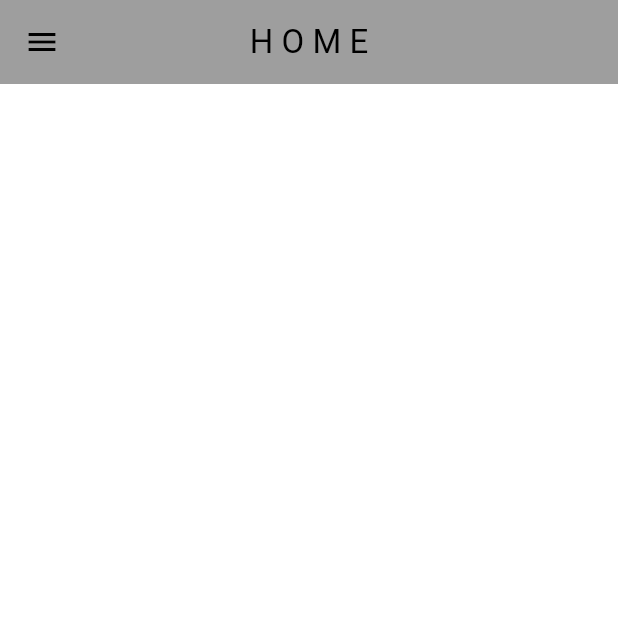
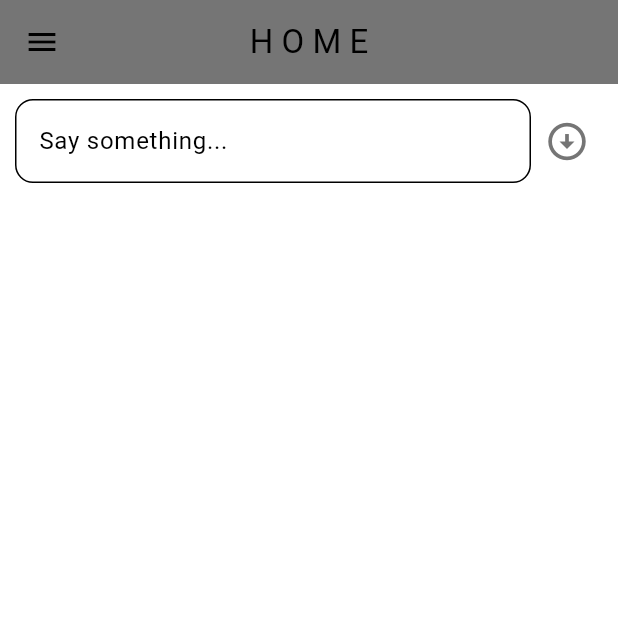
Before and after one commit to 1leary1/flutter-social_app, a Flutter app: the screen it shows once a user with an empty profile is signed in, on a phone screen of 412 x 824 dp, the top half of it. Run offline on Flutter 3.47's test engine with Material 3 defaults, Android fonts, the phone set to English and light mode, and no system bars; our stand-ins replace cloud_firestore, firebase_auth, firebase_core; accounts and stored records are empty; network calls fail.

Commit message:
added like button

```diff
--- a/lib/pages/home_page.dart
+++ b/lib/pages/home_page.dart
@@ -1,9 +1,41 @@
+import 'package:cloud_firestore/cloud_firestore.dart';
+import 'package:firebase_auth/firebase_auth.dart';
 import 'package:flutter/material.dart';
 import 'package:social_app/components/my_drawer.dart';
+import 'package:social_app/components/my_textfield.dart';
+import 'package:social_app/components/wallpost.dart';
 
-class HomePage extends StatelessWidget {
+class HomePage extends StatefulWidget {
   const HomePage({super.key});
 
+  @override
+  State<HomePage> createState() => _HomePageState();
+}
+
+class _HomePageState extends State<HomePage> {
+  // text controller
+  final postTextController = TextEditingController();
+
+  // user
+  final currentUser = FirebaseAuth.instance.currentUser!;
+
+  //post message
+  void postMessage() {
+    // post if is not empty
+
+    if (postTextController.text.isNotEmpty) {
+      FirebaseFirestore.instance.collection("User Posts").add({
+        'UserEmail': currentUser.email,
+        'Message': postTextController.text,
+        'TimeStamp': Timestamp.now(),
+        'Likes': [],
+      });
+    }
+
+    postTextController.clear();
+  }
+
+  //UI
   @override
   Widget build(BuildContext context) {
     return Scaffold(
@@ -13,9 +45,65 @@ class HomePage extends StatelessWidget {
         bottomOpacity: 0.0,
         elevation: 0.0,
         backgroundColor: Theme.of(context).colorScheme.inversePrimary,
+      ),
+      drawer: const SafeArea(child: MyDrawer()),
+      body: Center(
+          child: Padding(
+        padding: const EdgeInsets.symmetric(horizontal: 10.0),
+        child: Column(
+        children: [
+            const SizedBox(height: 10),
 
-      ),
-      drawer: SafeArea(child: MyDrawer()),
+            // post message
+            Row(
+              children: [
+                Expanded(
+                  child: MyTextField(
+                      hintText: "Say something...",
+                      obscureText: false,
+                      controller: postTextController),
+                ),
+                IconButton(
+                  onPressed: postMessage,
+                  icon: Icon(Icons.arrow_circle_down,
+                      size: 30,
+                      color: Theme.of(context).colorScheme.inversePrimary),
+                ),
+              ],
+            ),
+
+            // wall
+            Expanded(
+              child: StreamBuilder(
+                  stream: FirebaseFirestore.instance
+                      .collection("User Posts")
+                      .orderBy("TimeStamp", descending: true)
+                      .snapshots(),
+                  builder: (context, snapshot) {
+                    if (snapshot.hasData) {
+                      return ListView.builder(
+                          itemCount: snapshot.data!.docs.length,
+                          itemBuilder: (context, index) {
+                            // get message
+                            final post = snapshot.data!.docs[index];
+                            return WallPost(
+                              user: post['UserEmail'],
+                              message: post['Message'],
+                              postId: post.id,
+                              likes: List<String>.from(post['Likes'] ?? []),
+                            );
+                          });
+                    } else if (snapshot.hasError) {
+                      return Center(child: Text('Error: ${snapshot.error}'));
+                    }
+                    return const Center(
+                      child: CircularProgressIndicator(),
+                    );
+                  }),
+            ),
+          ],
+        ),
+      )),
     );
   }
 }
--- a/lib/pages/profile_page.dart
+++ b/lib/pages/profile_page.dart
@@ -1,5 +1,4 @@
 import 'package:flutter/material.dart';
-import 'package:social_app/components/my_drawer.dart';
 
 class ProfilePage extends StatelessWidget {
   const ProfilePage({super.key});
--- a/lib/theme/dark_mode.dart
+++ b/lib/theme/dark_mode.dart
@@ -6,7 +6,8 @@ ThemeData darkMode = ThemeData(
     background: Colors.grey.shade900,
     primary: Colors.grey.shade800,
     secondary: Colors.grey.shade700,
-    inversePrimary: Colors.grey.shade500,
+    inversePrimary: Colors.grey.shade400,
+    inverseSurface: Colors.white
   ),
   textTheme: ThemeData.dark().textTheme.apply(
     bodyColor: Colors.grey[300],
--- a/lib/theme/light_mode.dart
+++ b/lib/theme/light_mode.dart
@@ -6,7 +6,8 @@ ThemeData lightMode = ThemeData(
     background: Colors.grey.shade300,
     primary: Colors.grey.shade200,
     secondary: Colors.grey.shade400,
-    inversePrimary: Colors.grey.shade500,
+    inversePrimary: Colors.grey.shade600,
+    inverseSurface: Colors.black
   ),
   textTheme: ThemeData.light().textTheme.apply(
     bodyColor: Colors.grey[800],
--- a/pubspec.yaml
+++ b/pubspec.yaml
@@ -7,6 +7,7 @@ environment:
   sdk: '>=3.1.3 <4.0.0'
 
 dependencies:
+  cloud_firestore: ^4.14.0
   firebase_auth: ^4.16.0
   firebase_core: ^2.24.2
   flutter:
```
Also changed, not shown: lib/components/like_button.dart (added, +18 -0 lines), lib/components/wallpost.dart (added, +114 -0 lines), pubspec.lock, 4 other files.
